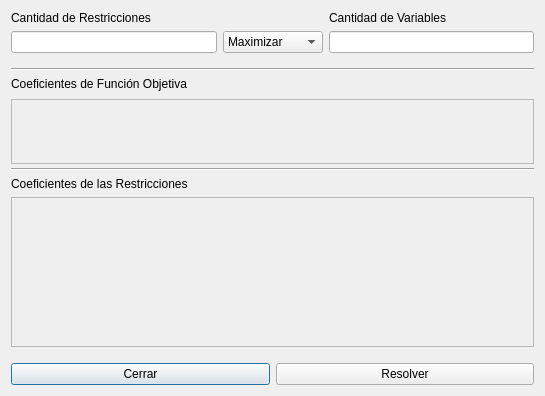
c3rberuss/Metodo-Simplex, file interfaz/simplex_interfaz.ui: the form before one commit.
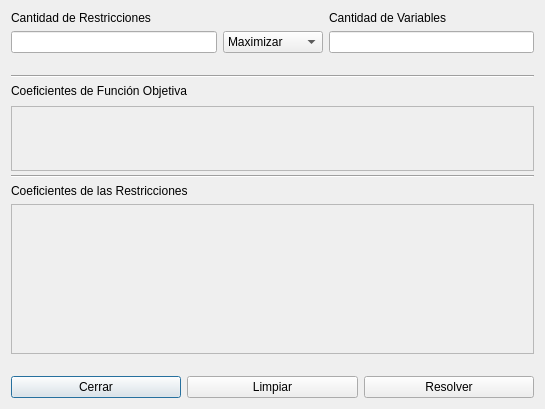
The form after the commit.

```diff
--- a/interfaz/simplex_interfaz.ui
+++ b/interfaz/simplex_interfaz.ui
@@ -8,7 +8,7 @@
     <x>0</x>
     <y>0</y>
     <width>545</width>
-    <height>396</height>
+    <height>409</height>
    </rect>
   </property>
   <property name="windowTitle">
@@ -101,6 +101,13 @@
        </property>
       </widget>
      </item>
+     <item>
+      <widget class="QPushButton" name="btnLimpiar">
+       <property name="text">
+        <string>Limpiar</string>
+       </property>
+      </widget>
+     </item>
      <item>
       <widget class="QPushButton" name="btnSolve">
        <property name="text">
```
Left out of the diff: 4 changed lines with no effect on the pictures.
